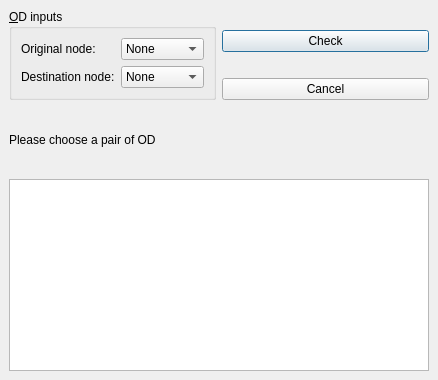
Qt form trunk/mezzoAnalyzer/ui/odcheckdlg.ui (OdedCats/mezzo) before a commit.
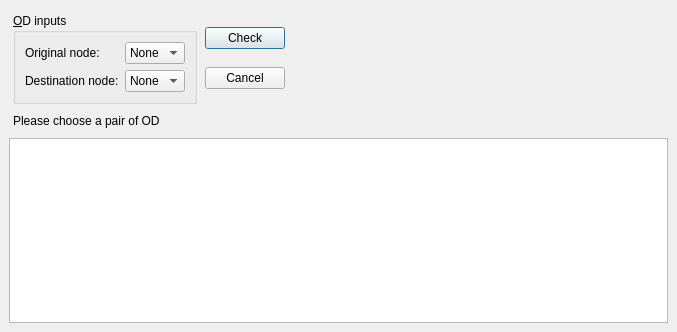
The same form after that commit.

```diff
--- a/trunk/mezzoAnalyzer/ui/odcheckdlg.ui
+++ b/trunk/mezzoAnalyzer/ui/odcheckdlg.ui
@@ -5,8 +5,8 @@
    <rect>
     <x>0</x>
     <y>0</y>
-    <width>438</width>
-    <height>380</height>
+    <width>677</width>
+    <height>332</height>
    </rect>
   </property>
   <property name="windowTitle" >
@@ -25,7 +25,7 @@
    <item row="0" column="0" >
     <layout class="QVBoxLayout" >
      <property name="margin" >
-      <number>0</number>
+      <number>2</number>
      </property>
      <property name="spacing" >
       <number>6</number>
@@ -33,7 +33,7 @@
      <item>
       <layout class="QHBoxLayout" >
        <property name="margin" >
-        <number>0</number>
+        <number>2</number>
        </property>
        <property name="spacing" >
         <number>6</number>
@@ -88,24 +88,11 @@
        <item>
         <layout class="QVBoxLayout" >
          <property name="margin" >
-          <number>0</number>
+          <number>2</number>
          </property>
          <property name="spacing" >
           <number>6</number>
          </property>
-         <item>
-          <spacer>
-           <property name="orientation" >
-            <enum>Qt::Vertical</enum>
-           </property>
-           <property name="sizeHint" >
-            <size>
-             <width>21</width>
-             <height>16</height>
-            </size>
-           </property>
-          </spacer>
-         </item>
          <item>
           <widget class="QPushButton" name="CheckButton" >
            <property name="text" >
@@ -119,19 +106,6 @@
            </property>
           </widget>
          </item>
-         <item>
-          <spacer>
-           <property name="orientation" >
-            <enum>Qt::Vertical</enum>
-           </property>
-           <property name="sizeHint" >
-            <size>
-             <width>20</width>
-             <height>16</height>
-            </size>
-           </property>
-          </spacer>
-         </item>
          <item>
           <widget class="QPushButton" name="cancelButton" >
            <property name="text" >
@@ -141,38 +115,38 @@
          </item>
         </layout>
        </item>
-      </layout>
-     </item>
-     <item>
-      <layout class="QHBoxLayout" >
-       <property name="margin" >
-        <number>0</number>
-       </property>
-       <property name="spacing" >
-        <number>6</number>
-       </property>
-       <item>
-        <widget class="QLabel" name="infolabel" >
-         <property name="text" >
-          <string>Please choose a pair of OD</string>
-         </property>
-        </widget>
-       </item>
        <item>
         <spacer>
          <property name="orientation" >
-          <enum>Qt::Vertical</enum>
+          <enum>Qt::Horizontal</enum>
          </property>
          <property name="sizeHint" >
           <size>
-           <width>61</width>
-           <height>31</height>
+           <width>40</width>
+           <height>20</height>
           </size>
          </property>
         </spacer>
        </item>
       </layout>
      </item>
+     <item>
+      <layout class="QHBoxLayout" >
+       <property name="margin" >
+        <number>2</number>
+       </property>
+       <property name="spacing" >
+        <number>6</number>
+       </property>
+       <item>
+        <widget class="QLabel" name="infolabel" >
+         <property name="text" >
+          <string>Please choose a pair of OD</string>
+         </property>
+        </widget>
+       </item>
+      </layout>
+     </item>
     </layout>
    </item>
   </layout>
```
